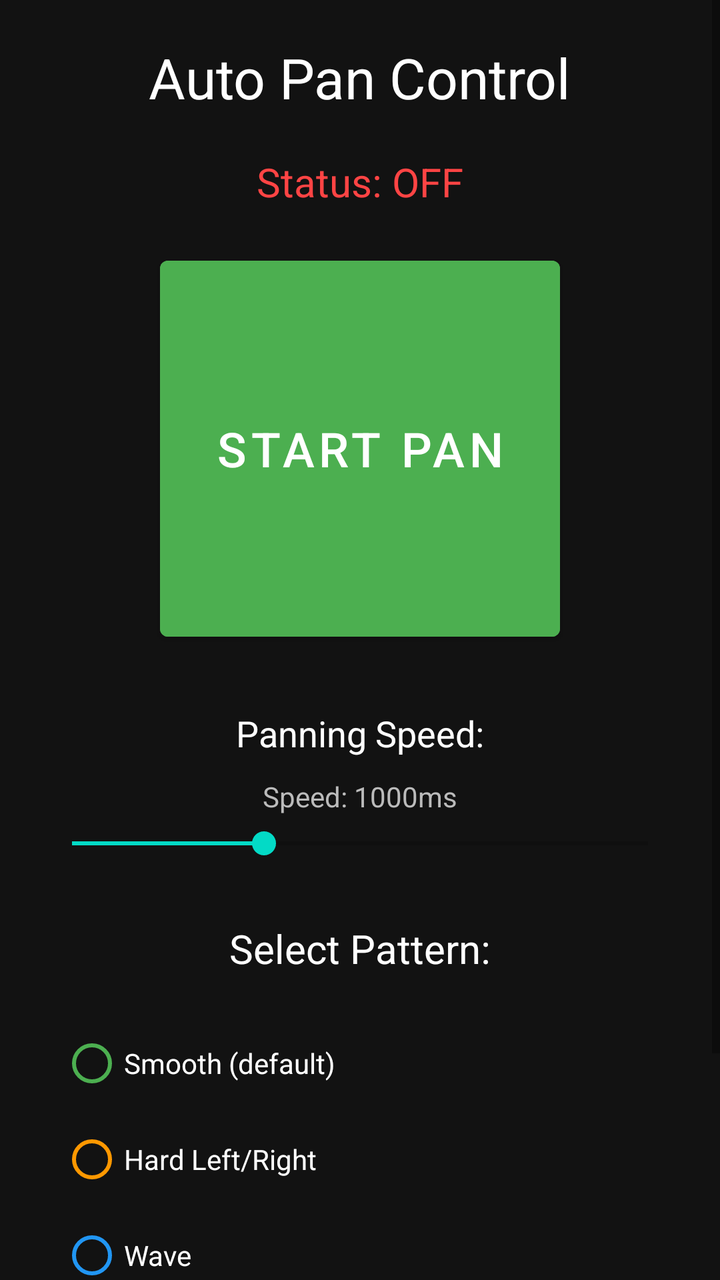
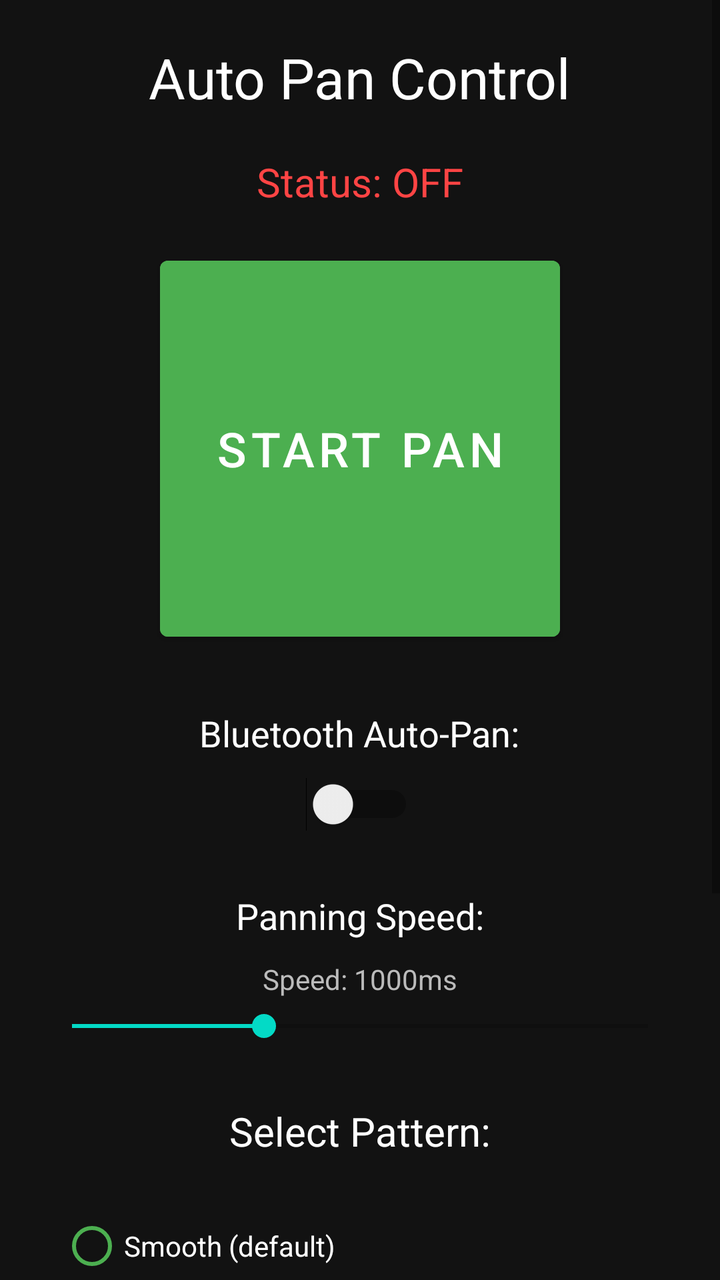

Screens rendered from an Android XML layout before and after an edit, with the pre-edit source and the edit as a unified diff.
<!-- AndroidManifest.xml: fallback theme Theme.MaterialComponents.DayNight.NoActionBar -->
<!-- res/layout/activity_main.xml -->
<?xml version="1.0" encoding="utf-8"?>
<ScrollView xmlns:android="http://schemas.android.com/apk/res/android"
    android:layout_width="match_parent"
    android:layout_height="match_parent"
    android:background="#121212">
    
    <LinearLayout
        android:layout_width="match_parent"
        android:layout_height="wrap_content"
        android:orientation="vertical"
        android:gravity="center"
        android:padding="20dp">
        
        <TextView
            android:layout_width="wrap_content"
            android:layout_height="wrap_content"
            android:text="Auto Pan Control"
            android:textSize="28sp"
            android:textColor="#FFFFFF"
            android:layout_marginBottom="20dp"/>
        
        <TextView
            android:id="@+id/statusText"
            android:layout_width="wrap_content"
            android:layout_height="wrap_content"
            android:text="Status: OFF"
            android:textSize="20sp"
            android:textColor="#FF4444"
            android:layout_marginBottom="20dp"/>
        
        <Button
            android:id="@+id/toggleButton"
            android:layout_width="200dp"
            android:layout_height="200dp"
            android:text="START PAN"
            android:textSize="24sp"
            android:backgroundTint="#4CAF50"
            android:layout_marginBottom="30dp"/>
        
        <TextView
            android:layout_width="wrap_content"
            android:layout_height="wrap_content"
            android:text="Panning Speed:"
            android:textSize="18sp"
            android:textColor="#FFFFFF"
            android:layout_marginBottom="10dp"/>
        
        <TextView
            android:id="@+id/speedText"
            android:layout_width="wrap_content"
            android:layout_height="wrap_content"
            android:text="Speed: 1000ms"
            android:textSize="14sp"
            android:textColor="#BBBBBB"
            android:layout_marginBottom="5dp"/>
        
        <SeekBar
            android:id="@+id/speedSeekBar"
            android:layout_width="match_parent"
            android:layout_height="wrap_content"
            android:max="30"
            android:progress="10"
            android:layout_marginBottom="30dp"/>
        
        <TextView
            android:layout_width="wrap_content"
            android:layout_height="wrap_content"
            android:text="Select Pattern:"
            android:textSize="20sp"
            android:textColor="#FFFFFF"
            android:layout_marginBottom="10dp"/>
        
        <RadioGroup
            android:id="@+id/patternGroup"
            android:layout_width="match_parent"
            android:layout_height="wrap_content"
            android:orientation="vertical"
            android:padding="10dp">
            
            <RadioButton
                android:id="@+id/radioSmooth"
                android:layout_width="wrap_content"
                android:layout_height="wrap_content"
                android:text="Smooth (default)"
                android:textColor="#FFFFFF"
                android:buttonTint="#4CAF50"/>
            
            <RadioButton
                android:id="@+id/radioHard"
                android:layout_width="wrap_content"
                android:layout_height="wrap_content"
                android:text="Hard Left/Right"
                android:textColor="#FFFFFF"
                android:buttonTint="#FF9800"/>
            
            <RadioButton
                android:id="@+id/radioWave"
                android:layout_width="wrap_content"
                android:layout_height="wrap_content"
                android:text="Wave"
                android:textColor="#FFFFFF"
                android:buttonTint="#2196F3"/>
            
            <RadioButton
                android:id="@+id/radioSubtle"
                android:layout_width="wrap_content"
                android:layout_height="wrap_content"
                android:text="Subtle (gentle)"
                android:textColor="#FFFFFF"
                android:buttonTint="#9C27B0"/>
            
            <RadioButton
                android:id="@+id/radioCrazy"
                android:layout_width="wrap_content"
                android:layout_height="wrap_content"
                android:text="Crazy (random jumps)"
                android:textColor="#FFFFFF"
                android:buttonTint="#F44336"/>
            
        </RadioGroup>
        
    </LinearLayout>
</ScrollView>
<!-- resources referenced by this layout -->
<resources>

</resources>

<!-- the commit's change to res/layout/activity_main.xml (unified diff, before → after) -->
@@ -35,6 +35,21 @@
             android:text="START PAN"
             android:textSize="24sp"
             android:backgroundTint="#4CAF50"
+            android:layout_marginBottom="30dp"/>
+        
+        <TextView
+            android:layout_width="wrap_content"
+            android:layout_height="wrap_content"
+            android:text="Bluetooth Auto-Pan:"
+            android:textSize="18sp"
+            android:textColor="#FFFFFF"
+            android:layout_marginBottom="10dp"/>
+        
+        <Switch
+            android:id="@+id/bluetoothSwitch"
+            android:layout_width="wrap_content"
+            android:layout_height="wrap_content"
+            android:text=""
             android:layout_marginBottom="30dp"/>
         
         <TextView
@@ -117,7 +132,33 @@
                 android:textColor="#FFFFFF"
                 android:buttonTint="#F44336"/>
             
+            <RadioButton
+                android:id="@+id/radioCustom"
+                android:layout_width="wrap_content"
+                android:layout_height="wrap_content"
+                android:text="Custom Pattern"
+                android:textColor="#FFFFFF"
+                android:buttonTint="#00BCD4"/>
+            
         </RadioGroup>
+        
+        <LinearLayout
+            android:id="@+id/customPatternContainer"
+            android:layout_width="match_parent"
+            android:layout_height="wrap_content"
+            android:orientation="vertical"
+            android:visibility="gone"
+            android:padding="10dp">
+            
+            <TextView
+                android:layout_width="wrap_content"
+                android:layout_height="wrap_content"
+                android:text="Custom Pattern (adjust sliders):"
+                android:textSize="16sp"
+                android:textColor="#00BCD4"
+                android:layout_marginBottom="10dp"/>
+            
+        </LinearLayout>
         
     </LinearLayout>
 </ScrollView>
